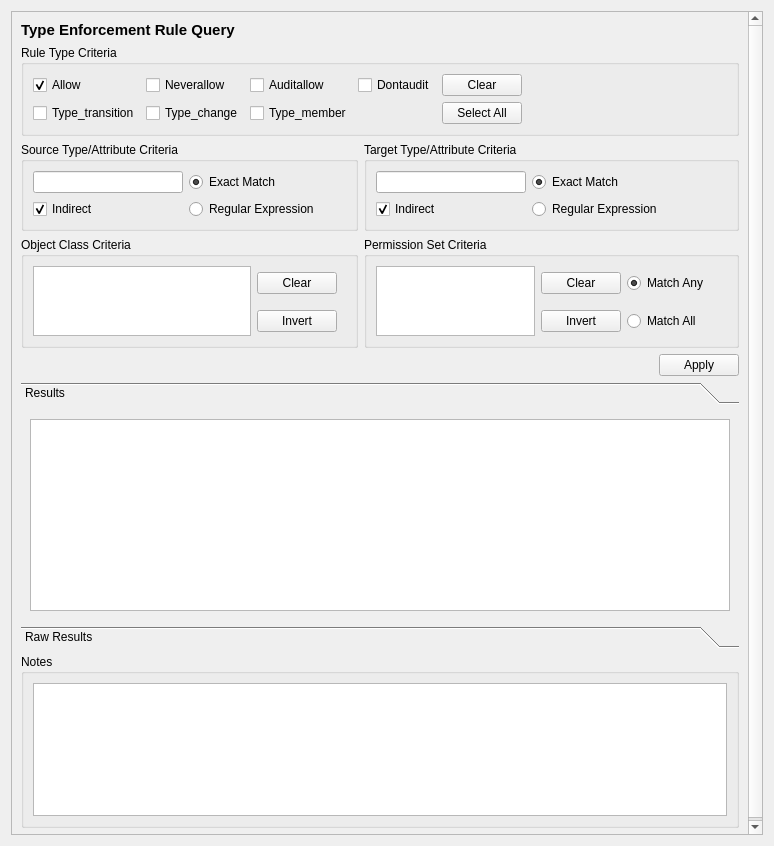
Old version of the form data/terulequery.ui in the repository SELinuxProject/setools.
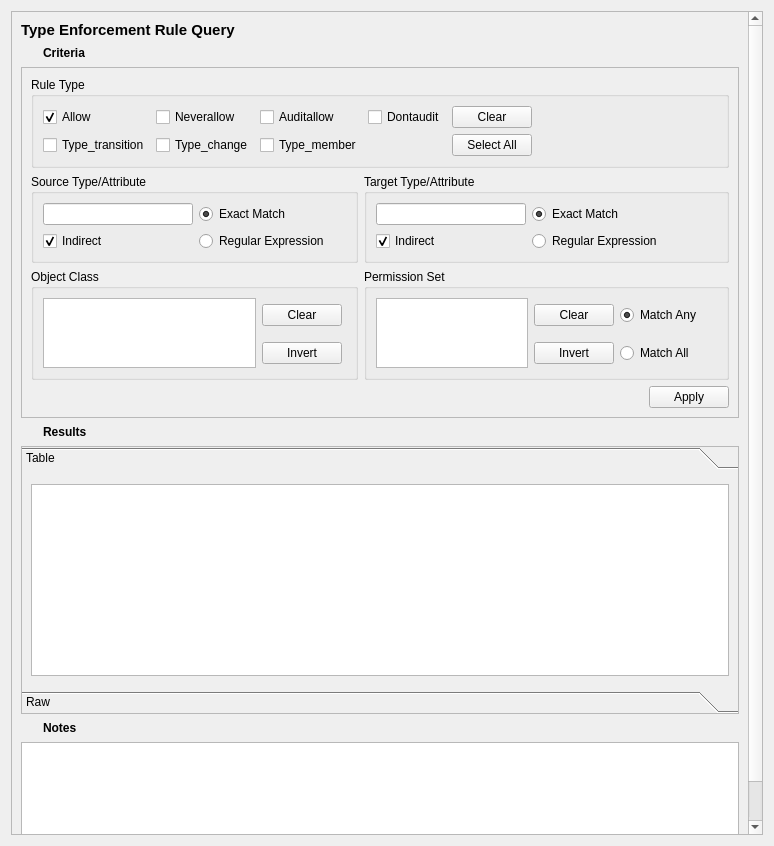
New version of the form. Icons and pictures are not drawn.

Commit message:
Create collapsible sections in TERuleQueryTab.
Source icons from Koloria Icon Set,
http://www.graphicrating.com/2012/06/14/koloria-free-icons-set/

The edit to the form file:
```diff
--- a/data/terulequery.ui
+++ b/data/terulequery.ui
@@ -19,7 +19,7 @@
   <property name="windowTitle">
    <string>Form</string>
   </property>
-  <layout class="QVBoxLayout" name="verticalLayout_3">
+  <layout class="QVBoxLayout" name="verticalLayout">
    <property name="sizeConstraint">
     <enum>QLayout::SetNoConstraint</enum>
    </property>
@@ -36,173 +36,237 @@
        <rect>
         <x>0</x>
         <y>0</y>
-        <width>754</width>
-        <height>826</height>
+        <width>740</width>
+        <height>864</height>
        </rect>
       </property>
       <property name="minimumSize">
        <size>
         <width>0</width>
-        <height>825</height>
+        <height>0</height>
        </size>
       </property>
-      <layout class="QGridLayout" name="gridLayout_4">
+      <layout class="QGridLayout" name="gridLayout_9">
+       <item row="4" column="0" colspan="2">
+        <widget class="QToolBox" name="results_frame">
+         <property name="sizePolicy">
+          <sizepolicy hsizetype="Preferred" vsizetype="MinimumExpanding">
+           <horstretch>0</horstretch>
+           <verstretch>0</verstretch>
+          </sizepolicy>
+         </property>
+         <property name="frameShape">
+          <enum>QFrame::StyledPanel</enum>
+         </property>
+         <property name="currentIndex">
+          <number>0</number>
+         </property>
+         <widget class="QWidget" name="page">
+          <property name="geometry">
+           <rect>
+            <x>0</x>
+            <y>0</y>
+            <width>720</width>
+            <height>210</height>
+           </rect>
+          </property>
+          <attribute name="label">
+           <string>Table</string>
+          </attribute>
+          <layout class="QVBoxLayout" name="verticalLayout_3">
+           <item>
+            <widget class="QTableView" name="table_results">
+             <property name="sizeAdjustPolicy">
+              <enum>QAbstractScrollArea::AdjustIgnored</enum>
+             </property>
+             <property name="alternatingRowColors">
+              <bool>true</bool>
+             </property>
+             <property name="sortingEnabled">
+              <bool>true</bool>
+             </property>
+            </widget>
+           </item>
+          </layout>
+         </widget>
+         <widget class="QWidget" name="page_2">
+          <property name="geometry">
+           <rect>
+            <x>0</x>
+            <y>0</y>
+            <width>720</width>
+            <height>210</height>
+           </rect>
+          </property>
+          <attribute name="label">
+           <string>Raw</string>
+          </attribute>
+          <layout class="QVBoxLayout" name="verticalLayout_2">
+           <item>
+            <widget class="QPlainTextEdit" name="raw_results">
+             <property name="minimumSize">
+              <size>
+               <width>0</width>
+               <height>0</height>
+              </size>
+             </property>
+             <property name="font">
+              <font>
+               <family>Monospace</family>
+              </font>
+             </property>
+             <property name="documentTitle">
+              <string/>
+             </property>
+             <property name="lineWrapMode">
+              <enum>QPlainTextEdit::NoWrap</enum>
+             </property>
+             <property name="readOnly">
+              <bool>true</bool>
+             </property>
+            </widget>
+           </item>
+          </layout>
+         </widget>
+        </widget>
+       </item>
        <item row="5" column="0">
-        <widget class="QGroupBox" name="class_criteria">
-         <property name="title">
-          <string>Object Class Criteria</string>
-         </property>
-         <layout class="QGridLayout" name="gridLayout_7">
-          <item row="0" column="2">
-           <spacer name="horizontalSpacer_4">
-            <property name="orientation">
-             <enum>Qt::Horizontal</enum>
-            </property>
-            <property name="sizeHint" stdset="0">
-             <size>
-              <width>40</width>
-              <height>20</height>
-             </size>
-            </property>
-           </spacer>
-          </item>
-          <item row="0" column="0" rowspan="2">
-           <widget class="QListView" name="tclass">
+        <widget class="QPushButton" name="notes_expander">
             <property name="sizePolicy">
-             <sizepolicy hsizetype="Expanding" vsizetype="Expanding">
+          <sizepolicy hsizetype="Fixed" vsizetype="Fixed">
               <horstretch>0</horstretch>
               <verstretch>0</verstretch>
              </sizepolicy>
             </property>
+         <property name="minimumSize">
+          <size>
+           <width>16</width>
+           <height>16</height>
+          </size>
+         </property>
             <property name="maximumSize">
              <size>
-              <width>250</width>
-              <height>16777215</height>
-             </size>
-            </property>
-            <property name="selectionMode">
-             <enum>QAbstractItemView::MultiSelection</enum>
-            </property>
-           </widget>
-          </item>
-          <item row="0" column="1">
-           <widget class="QPushButton" name="clear_class">
-            <property name="text">
-             <string>Clear</string>
-            </property>
-           </widget>
-          </item>
-          <item row="1" column="1">
-           <widget class="QPushButton" name="invert_class">
+           <width>16</width>
+           <height>16</height>
+          </size>
+         </property>
+         <property name="focusPolicy">
+          <enum>Qt::TabFocus</enum>
+         </property>
+         <property name="styleSheet">
+          <string notr="true">QPushButton:flat {   border: none; }</string>
+         </property>
             <property name="text">
-             <string>Invert</string>
-            </property>
-           </widget>
-          </item>
-         </layout>
-        </widget>
-       </item>
-       <item row="3" column="1">
-        <widget class="QGroupBox" name="target_criteria">
-         <property name="maximumSize">
+          <string/>
+         </property>
+         <property name="icon">
+          <iconset>
+           <normaloff>icons/expand_inactive.png</normaloff>
+           <normalon>icons/expand_active.png</normalon>icons/expand_inactive.png</iconset>
+         </property>
+         <property name="iconSize">
           <size>
-           <width>16777215</width>
-           <height>100</height>
+           <width>16</width>
+           <height>16</height>
           </size>
          </property>
-         <property name="title">
-          <string>Target Type/Attribute Criteria</string>
+         <property name="checkable">
+          <bool>true</bool>
          </property>
-         <layout class="QGridLayout" name="gridLayout_5">
-          <item row="1" column="2">
-           <widget class="QRadioButton" name="target_regex">
-            <property name="text">
-             <string>Regular Expression</string>
-            </property>
-           </widget>
-          </item>
-          <item row="0" column="2">
-           <widget class="QRadioButton" name="target_exact">
-            <property name="text">
-             <string>Exact Match</string>
-            </property>
             <property name="checked">
+          <bool>false</bool>
+         </property>
+         <property name="flat">
              <bool>true</bool>
             </property>
            </widget>
           </item>
-          <item row="0" column="1">
-           <widget class="QLineEdit" name="target">
+       <item row="3" column="0">
+        <widget class="QPushButton" name="results_expander">
             <property name="sizePolicy">
-             <sizepolicy hsizetype="Expanding" vsizetype="Fixed">
+          <sizepolicy hsizetype="Fixed" vsizetype="Fixed">
               <horstretch>0</horstretch>
               <verstretch>0</verstretch>
              </sizepolicy>
             </property>
             <property name="minimumSize">
              <size>
-              <width>150</width>
-              <height>0</height>
+           <width>16</width>
+           <height>16</height>
              </size>
             </property>
             <property name="maximumSize">
              <size>
-              <width>200</width>
-              <height>16777215</height>
-             </size>
-            </property>
-           </widget>
-          </item>
-          <item row="1" column="1">
-           <widget class="QCheckBox" name="target_indirect">
-            <property name="toolTip">
-             <string>If the rule target is an attribute, indirect will match the criteria against the contents of the attribute, rather than the attribute itself.</string>
-            </property>
+           <width>16</width>
+           <height>16</height>
+          </size>
+         </property>
+         <property name="focusPolicy">
+          <enum>Qt::TabFocus</enum>
+         </property>
+         <property name="styleSheet">
+          <string notr="true">QPushButton:flat {   border: none; }</string>
+         </property>
             <property name="text">
-             <string>Indirect</string>
-            </property>
-            <property name="checked">
-             <bool>true</bool>
-            </property>
-           </widget>
-          </item>
-          <item row="0" column="3">
-           <spacer name="horizontalSpacer_3">
-            <property name="orientation">
-             <enum>Qt::Horizontal</enum>
-            </property>
-            <property name="sizeHint" stdset="0">
+          <string/>
+         </property>
+         <property name="icon">
+          <iconset>
+           <normaloff>icons/expand_inactive.png</normaloff>
+           <normalon>icons/expand_active.png</normalon>icons/expand_inactive.png</iconset>
+         </property>
+         <property name="iconSize">
              <size>
-              <width>113</width>
-              <height>20</height>
-             </size>
-            </property>
-           </spacer>
-          </item>
-         </layout>
+           <width>16</width>
+           <height>16</height>
+          </size>
+         </property>
+         <property name="checkable">
+          <bool>true</bool>
+         </property>
+         <property name="checked">
+          <bool>true</bool>
+         </property>
+         <property name="flat">
+          <bool>true</bool>
+         </property>
         </widget>
        </item>
-       <item row="0" column="0">
-        <widget class="QLabel" name="label">
-         <property name="maximumSize">
-          <size>
-           <width>16777215</width>
-           <height>20</height>
-          </size>
+       <item row="1" column="1">
+        <widget class="QLabel" name="label_2">
+         <property name="sizePolicy">
+          <sizepolicy hsizetype="Preferred" vsizetype="Fixed">
+           <horstretch>0</horstretch>
+           <verstretch>0</verstretch>
+          </sizepolicy>
          </property>
          <property name="font">
           <font>
-           <pointsize>11</pointsize>
            <weight>75</weight>
            <bold>true</bold>
           </font>
          </property>
          <property name="text">
-          <string>Type Enforcement Rule Query</string>
+          <string>Criteria</string>
          </property>
         </widget>
        </item>
-       <item row="1" column="0" colspan="2">
+       <item row="2" column="0" colspan="2">
+        <widget class="QFrame" name="criteria_frame">
+         <property name="maximumSize">
+          <size>
+           <width>16777215</width>
+           <height>16777215</height>
+          </size>
+         </property>
+         <property name="frameShape">
+          <enum>QFrame::StyledPanel</enum>
+         </property>
+         <property name="frameShadow">
+          <enum>QFrame::Raised</enum>
+         </property>
+         <layout class="QGridLayout" name="gridLayout_3">
+          <item row="0" column="0" colspan="2">
         <widget class="QGroupBox" name="ruletype_criteria">
          <property name="sizePolicy">
           <sizepolicy hsizetype="Preferred" vsizetype="Preferred">
@@ -217,26 +281,9 @@
           </size>
          </property>
          <property name="title">
-          <string>Rule Type Criteria</string>
+             <string>Rule Type</string>
          </property>
          <layout class="QGridLayout" name="gridLayout">
-          <item row="0" column="1">
-           <widget class="QCheckBox" name="neverallow">
-            <property name="text">
-             <string>Neverallow</string>
-            </property>
-           </widget>
-          </item>
-          <item row="0" column="6">
-           <widget class="QPushButton" name="clear_ruletypes">
-            <property name="text">
-             <string>Clear</string>
-            </property>
-            <property name="checkable">
-             <bool>false</bool>
-            </property>
-           </widget>
-          </item>
           <item row="1" column="6">
            <widget class="QPushButton" name="all_ruletypes">
             <property name="text">
@@ -251,30 +298,6 @@
             </property>
            </widget>
           </item>
-          <item row="0" column="0">
-           <widget class="QCheckBox" name="allow">
-            <property name="text">
-             <string>Allow</string>
-            </property>
-            <property name="checked">
-             <bool>true</bool>
-            </property>
-           </widget>
-          </item>
-          <item row="1" column="1">
-           <widget class="QCheckBox" name="type_change">
-            <property name="text">
-             <string>Type_change</string>
-            </property>
-           </widget>
-          </item>
-          <item row="1" column="0">
-           <widget class="QCheckBox" name="type_transition">
-            <property name="text">
-             <string>Type_transition</string>
-            </property>
-           </widget>
-          </item>
           <item row="0" column="3">
            <widget class="QCheckBox" name="dontaudit">
             <property name="text">
@@ -282,10 +305,17 @@
             </property>
            </widget>
           </item>
-          <item row="1" column="2">
-           <widget class="QCheckBox" name="type_member">
+             <item row="1" column="0">
+              <widget class="QCheckBox" name="type_transition">
             <property name="text">
-             <string>Type_member</string>
+                <string>Type_transition</string>
+               </property>
+              </widget>
+             </item>
+             <item row="1" column="1">
+              <widget class="QCheckBox" name="type_change">
+               <property name="text">
+                <string>Type_change</string>
             </property>
            </widget>
           </item>
@@ -302,137 +332,49 @@
             </property>
            </spacer>
           </item>
-         </layout>
-        </widget>
-       </item>
-       <item row="3" column="0">
-        <widget class="QGroupBox" name="source_criteria">
-         <property name="maximumSize">
-          <size>
-           <width>16777215</width>
-           <height>100</height>
-          </size>
-         </property>
-         <property name="title">
-          <string>Source Type/Attribute Criteria</string>
-         </property>
-         <layout class="QGridLayout" name="gridLayout_2">
-          <item row="1" column="0">
-           <widget class="QCheckBox" name="source_indirect">
-            <property name="toolTip">
-             <string>If the rule source is an attribute, indirect will match the criteria against the contents of the attribute, rather than the attribute itself.</string>
-            </property>
-            <property name="text">
-             <string>Indirect</string>
-            </property>
-            <property name="checked">
-             <bool>true</bool>
-            </property>
-           </widget>
-          </item>
-          <item row="0" column="3">
-           <spacer name="horizontalSpacer_2">
-            <property name="orientation">
-             <enum>Qt::Horizontal</enum>
-            </property>
-            <property name="sizeHint" stdset="0">
-             <size>
-              <width>40</width>
-              <height>20</height>
-             </size>
-            </property>
-           </spacer>
-          </item>
           <item row="0" column="0">
-           <widget class="QLineEdit" name="source">
-            <property name="sizePolicy">
-             <sizepolicy hsizetype="Expanding" vsizetype="Fixed">
-              <horstretch>0</horstretch>
-              <verstretch>0</verstretch>
-             </sizepolicy>
-            </property>
-            <property name="minimumSize">
-             <size>
-              <width>150</width>
-              <height>0</height>
-             </size>
-            </property>
-            <property name="maximumSize">
-             <size>
-              <width>200</width>
-              <height>16777215</height>
-             </size>
+              <widget class="QCheckBox" name="allow">
+               <property name="text">
+                <string>Allow</string>
+               </property>
+               <property name="checked">
+                <bool>true</bool>
             </property>
            </widget>
           </item>
-          <item row="1" column="1">
-           <widget class="QRadioButton" name="source_regex">
+             <item row="1" column="2">
+              <widget class="QCheckBox" name="type_member">
             <property name="text">
-             <string>Regular Expression</string>
+                <string>Type_member</string>
             </property>
            </widget>
           </item>
           <item row="0" column="1">
-           <widget class="QRadioButton" name="source_exact">
+              <widget class="QCheckBox" name="neverallow">
             <property name="text">
-             <string>Exact Match</string>
-            </property>
-            <property name="checked">
-             <bool>true</bool>
+                <string>Neverallow</string>
+               </property>
+              </widget>
+             </item>
+             <item row="0" column="6">
+              <widget class="QPushButton" name="clear_ruletypes">
+               <property name="text">
+                <string>Clear</string>
+               </property>
+               <property name="checkable">
+                <bool>false</bool>
             </property>
            </widget>
           </item>
          </layout>
         </widget>
        </item>
-       <item row="5" column="1">
+          <item row="2" column="1">
         <widget class="QGroupBox" name="perms_criteria">
          <property name="title">
-          <string>Permission Set Criteria</string>
+             <string>Permission Set</string>
          </property>
          <layout class="QGridLayout" name="gridLayout_6">
-          <item row="0" column="0" rowspan="2" colspan="2">
-           <widget class="QListView" name="perms">
-            <property name="sizePolicy">
-             <sizepolicy hsizetype="Expanding" vsizetype="Expanding">
-              <horstretch>0</horstretch>
-              <verstretch>0</verstretch>
-             </sizepolicy>
-            </property>
-            <property name="maximumSize">
-             <size>
-              <width>200</width>
-              <height>16777215</height>
-             </size>
-            </property>
-            <property name="toolTip">
-             <string>The list of permissions common to selected object classes.</string>
-            </property>
-            <property name="selectionMode">
-             <enum>QAbstractItemView::MultiSelection</enum>
-            </property>
-           </widget>
-          </item>
-          <item row="0" column="3">
-           <widget class="QRadioButton" name="perms_any">
-            <property name="toolTip">
-             <string>A matching rule will have at least one of the selected permissions.</string>
-            </property>
-            <property name="text">
-             <string>Match Any</string>
-            </property>
-            <property name="checked">
-             <bool>true</bool>
-            </property>
-           </widget>
-          </item>
-          <item row="0" column="2">
-           <widget class="QPushButton" name="clear_perms">
-            <property name="text">
-             <string>Clear</string>
-            </property>
-           </widget>
-          </item>
           <item row="1" column="3">
            <widget class="QRadioButton" name="perms_equal">
             <property name="toolTip">
@@ -443,6 +385,42 @@
             </property>
            </widget>
           </item>
+             <item row="1" column="2">
+              <widget class="QPushButton" name="invert_perms">
+               <property name="text">
+                <string>Invert</string>
+               </property>
+              </widget>
+             </item>
+             <item row="0" column="0" rowspan="2" colspan="2">
+              <widget class="QListView" name="perms">
+               <property name="sizePolicy">
+                <sizepolicy hsizetype="Expanding" vsizetype="Expanding">
+                 <horstretch>0</horstretch>
+                 <verstretch>0</verstretch>
+                </sizepolicy>
+               </property>
+               <property name="maximumSize">
+                <size>
+                 <width>200</width>
+                 <height>16777215</height>
+                </size>
+               </property>
+               <property name="toolTip">
+                <string>The list of permissions common to selected object classes.</string>
+               </property>
+               <property name="selectionMode">
+                <enum>QAbstractItemView::MultiSelection</enum>
+               </property>
+              </widget>
+             </item>
+             <item row="0" column="2">
+              <widget class="QPushButton" name="clear_perms">
+               <property name="text">
+                <string>Clear</string>
+               </property>
+              </widget>
+             </item>
           <item row="0" column="4">
            <spacer name="horizontalSpacer_5">
             <property name="orientation">
@@ -456,8 +434,155 @@
             </property>
            </spacer>
           </item>
-          <item row="1" column="2">
-           <widget class="QPushButton" name="invert_perms">
+             <item row="0" column="3">
+              <widget class="QRadioButton" name="perms_any">
+               <property name="toolTip">
+                <string>A matching rule will have at least one of the selected permissions.</string>
+               </property>
+               <property name="text">
+                <string>Match Any</string>
+               </property>
+               <property name="checked">
+                <bool>true</bool>
+               </property>
+              </widget>
+             </item>
+            </layout>
+           </widget>
+          </item>
+          <item row="1" column="0">
+           <widget class="QGroupBox" name="source_criteria">
+            <property name="maximumSize">
+             <size>
+              <width>16777215</width>
+              <height>100</height>
+             </size>
+            </property>
+            <property name="title">
+             <string>Source Type/Attribute</string>
+            </property>
+            <layout class="QGridLayout" name="gridLayout_2">
+             <item row="1" column="0">
+              <widget class="QCheckBox" name="source_indirect">
+               <property name="toolTip">
+                <string>If the rule source is an attribute, indirect will match the criteria against the contents of the attribute, rather than the attribute itself.</string>
+               </property>
+               <property name="text">
+                <string>Indirect</string>
+               </property>
+               <property name="checked">
+                <bool>true</bool>
+               </property>
+              </widget>
+             </item>
+             <item row="0" column="3">
+              <spacer name="horizontalSpacer_2">
+               <property name="orientation">
+                <enum>Qt::Horizontal</enum>
+               </property>
+               <property name="sizeHint" stdset="0">
+                <size>
+                 <width>40</width>
+                 <height>20</height>
+                </size>
+               </property>
+              </spacer>
+             </item>
+             <item row="0" column="0">
+              <widget class="QLineEdit" name="source">
+               <property name="sizePolicy">
+                <sizepolicy hsizetype="Expanding" vsizetype="Fixed">
+                 <horstretch>0</horstretch>
+                 <verstretch>0</verstretch>
+                </sizepolicy>
+               </property>
+               <property name="minimumSize">
+                <size>
+                 <width>150</width>
+                 <height>0</height>
+                </size>
+               </property>
+               <property name="maximumSize">
+                <size>
+                 <width>200</width>
+                 <height>16777215</height>
+                </size>
+               </property>
+              </widget>
+             </item>
+             <item row="1" column="1">
+              <widget class="QRadioButton" name="source_regex">
+               <property name="text">
+                <string>Regular Expression</string>
+               </property>
+              </widget>
+             </item>
+             <item row="0" column="1">
+              <widget class="QRadioButton" name="source_exact">
+               <property name="text">
+                <string>Exact Match</string>
+               </property>
+               <property name="checked">
+                <bool>true</bool>
+               </property>
+              </widget>
+             </item>
+            </layout>
+           </widget>
+          </item>
+          <item row="2" column="0">
+           <widget class="QGroupBox" name="class_criteria">
+            <property name="title">
+             <string>Object Class</string>
+            </property>
+            <layout class="QGridLayout" name="gridLayout_7">
+             <item row="0" column="2">
+              <spacer name="horizontalSpacer_4">
+               <property name="orientation">
+                <enum>Qt::Horizontal</enum>
+               </property>
+               <property name="sizeHint" stdset="0">
+                <size>
+                 <width>40</width>
+                 <height>20</height>
+                </size>
+               </property>
+              </spacer>
+             </item>
+             <item row="0" column="0" rowspan="2">
+              <widget class="QListView" name="tclass">
+               <property name="sizePolicy">
+                <sizepolicy hsizetype="Expanding" vsizetype="Expanding">
+                 <horstretch>0</horstretch>
+                 <verstretch>0</verstretch>
+                </sizepolicy>
+               </property>
+               <property name="minimumSize">
+                <size>
+                 <width>213</width>
+                 <height>0</height>
+                </size>
+               </property>
+               <property name="maximumSize">
+                <size>
+                 <width>250</width>
+                 <height>16777215</height>
+                </size>
+               </property>
+               <property name="selectionMode">
+                <enum>QAbstractItemView::MultiSelection</enum>
+               </property>
+              </widget>
+             </item>
+             <item row="0" column="1">
+              <widget class="QPushButton" name="clear_class">
+               <property name="text">
+                <string>Clear</string>
+               </property>
+              </widget>
+             </item>
+             <item row="1" column="1">
+              <widget class="QPushButton" name="invert_class">
             <property name="text">
              <string>Invert</string>
             </property>
@@ -466,110 +591,228 @@
          </layout>
         </widget>
        </item>
-       <item row="6" column="1">
+          <item row="1" column="1">
+           <widget class="QGroupBox" name="target_criteria">
+            <property name="maximumSize">
+             <size>
+              <width>16777215</width>
+              <height>100</height>
+             </size>
+            </property>
+            <property name="title">
+             <string>Target Type/Attribute</string>
+            </property>
+            <layout class="QGridLayout" name="gridLayout_5">
+             <item row="1" column="2">
+              <widget class="QRadioButton" name="target_regex">
+               <property name="text">
+                <string>Regular Expression</string>
+               </property>
+              </widget>
+             </item>
+             <item row="0" column="2">
+              <widget class="QRadioButton" name="target_exact">
+               <property name="text">
+                <string>Exact Match</string>
+               </property>
+               <property name="checked">
+                <bool>true</bool>
+               </property>
+              </widget>
+             </item>
+             <item row="0" column="1">
+              <widget class="QLineEdit" name="target">
+               <property name="sizePolicy">
+                <sizepolicy hsizetype="Expanding" vsizetype="Fixed">
+                 <horstretch>0</horstretch>
+                 <verstretch>0</verstretch>
+                </sizepolicy>
+               </property>
+               <property name="minimumSize">
+                <size>
+                 <width>150</width>
+                 <height>0</height>
+                </size>
+               </property>
+               <property name="maximumSize">
+                <size>
+                 <width>200</width>
+                 <height>16777215</height>
+                </size>
+               </property>
+              </widget>
+             </item>
+             <item row="1" column="1">
+              <widget class="QCheckBox" name="target_indirect">
+               <property name="toolTip">
+                <string>If the rule target is an attribute, indirect will match the criteria against the contents of the attribute, rather than the attribute itself.</string>
+               </property>
+               <property name="text">
+                <string>Indirect</string>
+               </property>
+               <property name="checked">
+                <bool>true</bool>
+               </property>
+              </widget>
+             </item>
+             <item row="0" column="3">
+              <spacer name="horizontalSpacer_3">
+               <property name="orientation">
+                <enum>Qt::Horizontal</enum>
+               </property>
+               <property name="sizeHint" stdset="0">
+                <size>
+                 <width>113</width>
+                 <height>20</height>
+                </size>
+               </property>
+              </spacer>
+             </item>
+            </layout>
+           </widget>
+          </item>
+          <item row="3" column="1">
         <widget class="QDialogButtonBox" name="buttonBox">
          <property name="standardButtons">
           <set>QDialogButtonBox::Apply</set>
          </property>
         </widget>
        </item>
-       <item row="7" column="0" colspan="2">
-        <widget class="QToolBox" name="toolBox">
+         </layout>
+         <zorder>ruletype_criteria</zorder>
+         <zorder>source_criteria</zorder>
+         <zorder>target_criteria</zorder>
+         <zorder>class_criteria</zorder>
+         <zorder>perms_criteria</zorder>
+         <zorder>buttonBox</zorder>
+        </widget>
+       </item>
+       <item row="3" column="1">
+        <widget class="QLabel" name="label_3">
          <property name="sizePolicy">
-          <sizepolicy hsizetype="Preferred" vsizetype="MinimumExpanding">
+          <sizepolicy hsizetype="Preferred" vsizetype="Fixed">
            <horstretch>0</horstretch>
            <verstretch>0</verstretch>
           </sizepolicy>
          </property>
-         <property name="currentIndex">
-          <number>0</number>
+         <property name="font">
+          <font>
+           <weight>75</weight>
+           <bold>true</bold>
+          </font>
          </property>
-         <widget class="QWidget" name="page">
-          <property name="geometry">
-           <rect>
-            <x>0</x>
-            <y>0</y>
-            <width>736</width>
-            <height>210</height>
-           </rect>
-          </property>
-          <attribute name="label">
+         <property name="text">
            <string>Results</string>
-          </attribute>
-          <layout class="QVBoxLayout" name="verticalLayout">
-           <item>
-            <widget class="QTableView" name="table_results">
-             <property name="sizeAdjustPolicy">
-              <enum>QAbstractScrollArea::AdjustIgnored</enum>
-             </property>
-             <property name="alternatingRowColors">
-              <bool>true</bool>
-             </property>
-             <property name="sortingEnabled">
-              <bool>true</bool>
              </property>
             </widget>
            </item>
-          </layout>
-         </widget>
-         <widget class="QWidget" name="page_2">
-          <property name="geometry">
-           <rect>
-            <x>0</x>
-            <y>0</y>
-            <width>722</width>
-            <height>210</height>
-           </rect>
-          </property>
-          <attribute name="label">
-           <string>Raw Results</string>
-          </attribute>
-          <layout class="QVBoxLayout" name="verticalLayout_2">
-           <item>
-            <widget class="QPlainTextEdit" name="raw_results">
+       <item row="1" column="0">
+        <widget class="QPushButton" name="criteria_expander">
+         <property name="sizePolicy">
+          <sizepolicy hsizetype="Fixed" vsizetype="Fixed">
+           <horstretch>0</horstretch>
+           <verstretch>0</verstretch>
+          </sizepolicy>
+         </property>
              <property name="minimumSize">
               <size>
-               <width>0</width>
-               <height>0</height>
-              </size>
+           <width>16</width>
+           <height>16</height>
+          </size>
+         </property>
+         <property name="maximumSize">
+          <size>
+           <width>16</width>
+           <height>16</height>
+          </size>
+         </property>
+         <property name="focusPolicy">
+          <enum>Qt::TabFocus</enum>
+         </property>
+         <property name="styleSheet">
+          <string notr="true">QPushButton:flat {   border: none; }</string>
+         </property>
+         <property name="text">
+          <string/>
+         </property>
+         <property name="icon">
+          <iconset>
+           <normaloff>icons/expand_inactive.png</normaloff>
+           <normalon>icons/expand_active.png</normalon>icons/expand_inactive.png</iconset>
+         </property>
+         <property name="iconSize">
+          <size>
+           <width>16</width>
+           <height>16</height>
+          </size>
+         </property>
+         <property name="checkable">
+          <bool>true</bool>
+         </property>
+         <property name="checked">
+          <bool>true</bool>
+         </property>
+         <property name="flat">
+          <bool>true</bool>
+         </property>
+        </widget>
+       </item>
+       <item row="5" column="1">
+        <widget class="QLabel" name="label_4">
+         <property name="sizePolicy">
+          <sizepolicy hsizetype="Preferred" vsizetype="Fixed">
+           <horstretch>0</horstretch>
+           <verstretch>0</verstretch>
+          </sizepolicy>
              </property>
              <property name="font">
               <font>
-               <family>Monospace</family>
-              </font>
-             </property>
-             <property name="documentTitle">
-              <string/>
-             </property>
-             <property name="lineWrapMode">
-              <enum>QPlainTextEdit::NoWrap</enum>
-             </property>
-             <property name="readOnly">
-              <bool>true</bool>
-             </property>
-            </widget>
-           </item>
-          </layout>
-         </widget>
-        </widget>
-       </item>
-       <item row="8" column="0" colspan="2">
-        <widget class="QGroupBox" name="groupBox">
-         <property name="title">
+           <weight>75</weight>
+           <bold>true</bold>
+          </font>
+         </property>
+         <property name="text">
           <string>Notes</string>
          </property>
-         <layout class="QVBoxLayout" name="verticalLayout_4">
-          <item>
-           <widget class="QTextEdit" name="textEdit">
+        </widget>
+       </item>
+       <item row="6" column="0" colspan="2">
+        <widget class="QTextEdit" name="notes">
             <property name="minimumSize">
              <size>
               <width>0</width>
               <height>125</height>
              </size>
             </property>
-           </widget>
-          </item>
-         </layout>
+         <property name="toolTip">
+          <string>Optionally enter notes here about the query.</string>
+         </property>
+        </widget>
+       </item>
+       <item row="0" column="0" colspan="2">
+        <widget class="QLabel" name="label">
+         <property name="sizePolicy">
+          <sizepolicy hsizetype="Preferred" vsizetype="Fixed">
+           <horstretch>0</horstretch>
+           <verstretch>0</verstretch>
+          </sizepolicy>
+         </property>
+         <property name="maximumSize">
+          <size>
+           <width>16777215</width>
+           <height>20</height>
+          </size>
+         </property>
+         <property name="font">
+          <font>
+           <pointsize>11</pointsize>
+           <weight>75</weight>
+           <bold>true</bold>
+          </font>
+         </property>
+         <property name="text">
+          <string>Type Enforcement Rule Query</string>
+         </property>
         </widget>
        </item>
       </layout>
```
Left out of the diff: 6 changed lines with no effect on the pictures. Lines whose indentation alone changed are shown as unchanged. The commit also changes 4 other files.
